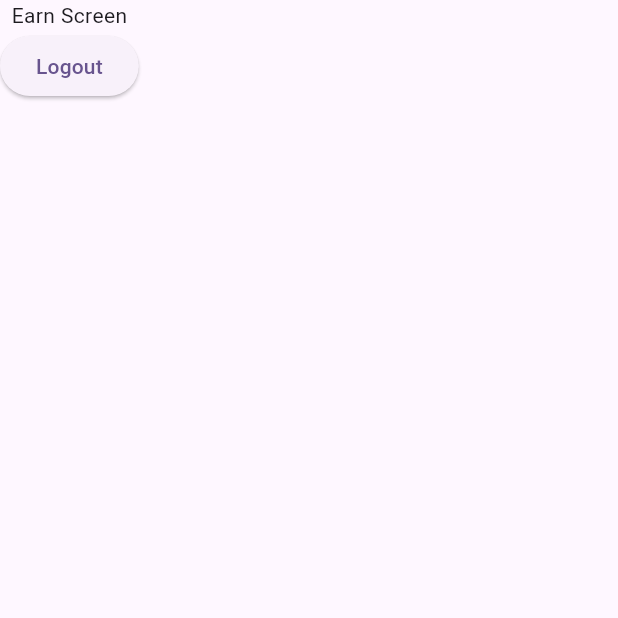
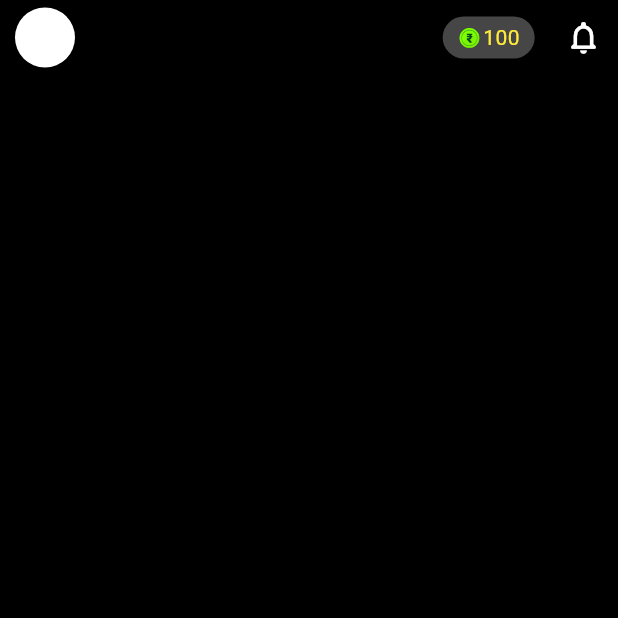
Before and after one commit to joysarkar18/gamaru-mobile-app, a Flutter app: the EarnScreen screen opened directly, on a phone screen of 412 x 824 dp, the top half of it. Run offline on Flutter 3.47's test engine with Material 2 defaults, Android fonts, the phone set to English and light mode, and no system bars; drawn by our look-alikes of lottie; our stand-ins replace cloud_firestore, email_validator, firebase_auth, firebase_core, get, google_sign_in and 1 more; accounts and stored records are empty.

Commit message:
top delails bar

```diff
--- a/lib/earn_screen.dart
+++ b/lib/earn_screen.dart
@@ -1,6 +1,8 @@
 import 'package:flutter/material.dart';
+import 'package:gamaru_mobile_app/Componants/glossyEffect.dart';
 import 'package:gamaru_mobile_app/Controllers/Login-Contollers/autehntication.dart';
 import 'package:get/get.dart';
+import 'package:lottie/lottie.dart';
 
 class EarnScreen extends StatelessWidget {
   const EarnScreen({super.key});
@@ -9,17 +11,67 @@ class EarnScreen extends StatelessWidget {
   Widget build(BuildContext context) {
     final authentication = Get.put(Authentication());
     return Scaffold(
-      body: SafeArea(
-          child: Column(
-        children: [
-          Text("Earn Screen"),
-          ElevatedButton(
-              onPressed: () {
-                authentication.logOut();
-              },
-              child: Text("Logout"))
-        ],
-      )),
-    );
+        backgroundColor: Colors.black,
+        body: SafeArea(
+          child: Container(
+            padding: EdgeInsets.only(top: 5, left: 10, right: 10),
+            height: Get.height,
+            child: Column(
+              children: [
+                SizedBox(
+                    width: Get.width,
+                    height: 40,
+                    child: Row(
+                      mainAxisAlignment: MainAxisAlignment.spaceBetween,
+                      crossAxisAlignment: CrossAxisAlignment.center,
+                      children: [
+                        Container(
+                            height: 40,
+                            width: 40,
+                            decoration: BoxDecoration(
+                              color: Colors.white,
+                              borderRadius: BorderRadius.circular(20),
+                            )),
+                        SizedBox(
+                          width: Get.width * 0.5,
+                        ),
+                        Container(
+                          height: 28,
+                          padding: EdgeInsets.symmetric(
+                            horizontal: 10,
+                          ),
+                          decoration: BoxDecoration(
+                              color: Color.fromARGB(255, 78, 78, 78)
+                                  .withOpacity(0.9),
+                              borderRadius: BorderRadius.circular(15)),
+                          child: Center(
+                            child: Row(
+                              children: [
+                                LottieBuilder.asset(
+                                  "Assets/coin.json",
+                                  frameRate: FrameRate.max,
+                                ),
+                                SizedBox(
+                                  width: 1,
+                                ),
+                                Text(
+                                  "100",
+                                  style: TextStyle(color: Colors.yellow),
+                                ),
+                              ],
+                            ),
+                          ),
+                        ),
+                        Icon(
+                          Icons.notifications_none_rounded,
+                          color: Colors.white,
+                          size: 26,
+                        ),
+                      ],
+                    ))
+              ],
+            ),
+          ),
+        ));
   }
 }
```
Also changed, not shown: Assets/coin.json (added, +1 -0 lines), lib/Screens/navigation_bar.dart (+14 -13 lines), lib/Screens/Top-section-every/top-part.dart (added).
